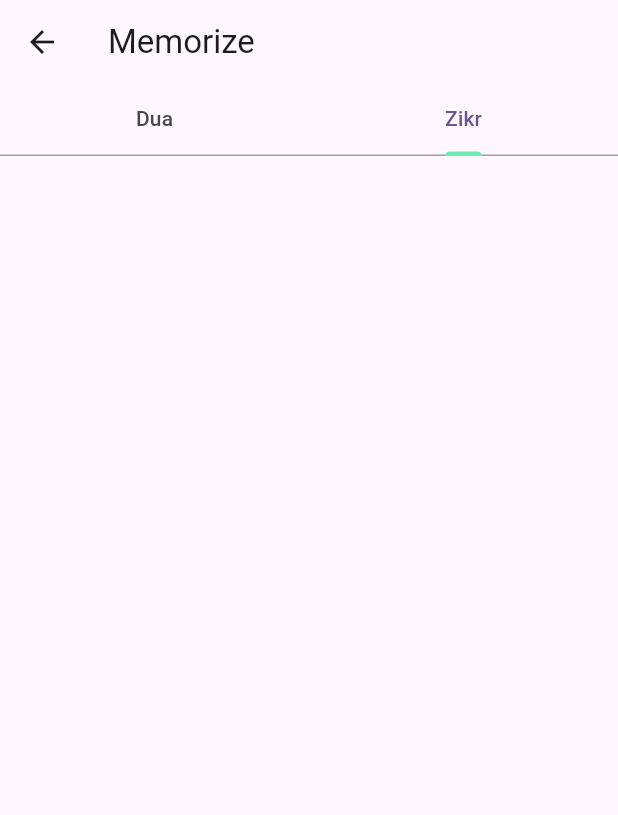
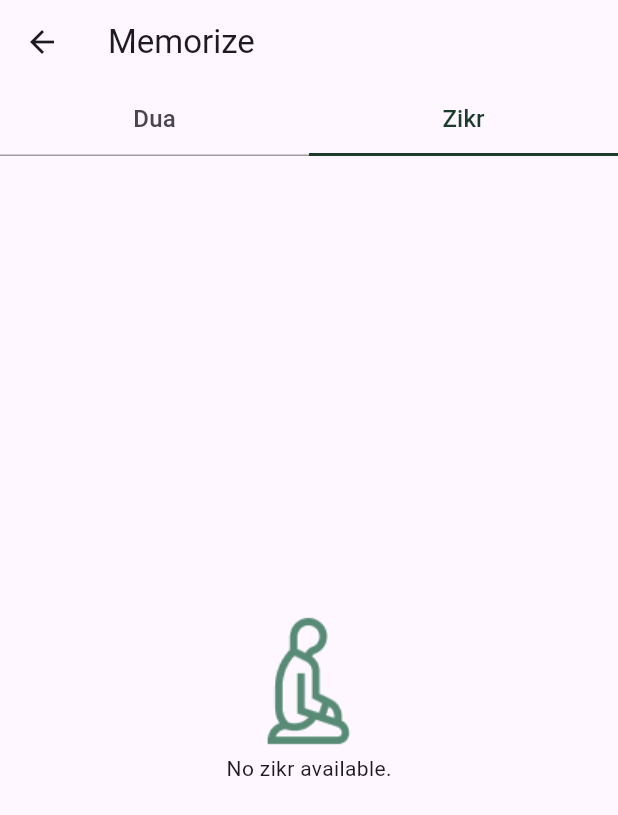
Before and after one commit to fwdAndroid/quranapp, a Flutter app: the MemoryPage screen opened directly, tab 2 chosen, on a phone screen of 412 x 824 dp. Shown: the top 815 px of the screen. Run offline on Flutter 3.47's test engine with Material 3 defaults, Android fonts, the phone set to English and light mode, and no system bars; our stand-ins replace cloud_firestore, firebase_auth, firebase_core, flutter_svg, geocoding, geolocator and 7 more; missing offline and left inert: flutter_qiblah; accounts and stored records are empty; network calls fail.

Commit message:
Memorized Done

```diff
--- a/lib/screens/main/pages/memory_page.dart
+++ b/lib/screens/main/pages/memory_page.dart
@@ -18,7 +18,11 @@ class _MemoryPageState extends State<MemoryPage> {
         appBar: AppBar(
           title: Text('Memorize'),
           bottom: TabBar(
-            indicatorColor: Colors.greenAccent,
+            indicatorAnimation: TabIndicatorAnimation.linear,
+            indicatorSize: TabBarIndicatorSize.tab,
+            labelStyle: TextStyle(fontSize: 16),
+            labelColor: Color(0xFF1D3B2A),
+            indicatorColor: Color(0xFF1D3B2A),
             dividerColor: Colors.grey,
             tabs: [
               Tab(text: 'Dua'),
--- a/lib/screens/tab_pages/zikr_tab.dart
+++ b/lib/screens/tab_pages/zikr_tab.dart
@@ -1,3 +1,4 @@
+import 'package:cloud_firestore/cloud_firestore.dart';
 import 'package:flutter/material.dart';
 
 class ZikrTab extends StatefulWidget {
@@ -8,8 +9,73 @@ class ZikrTab extends StatefulWidget {
 }
 
 class _ZikrTabState extends State<ZikrTab> {
+  QuerySnapshot? categorySnapshot;
+
   @override
   Widget build(BuildContext context) {
-    return const Scaffold();
+    return Scaffold(
+      body: StreamBuilder(
+        stream: FirebaseFirestore.instance.collection("zikr").snapshots(),
+        builder: (context, AsyncSnapshot<QuerySnapshot> snapshot) {
+          if (snapshot.hasError) {
+            return Center(child: Text('Error: ${snapshot.error}'));
+          }
+
+          if (!snapshot.hasData || snapshot.data!.docs.isEmpty) {
+            return Center(
+              child: Column(
+                mainAxisAlignment: MainAxisAlignment.center,
+                children: [
+                  Image.asset("assets/prayecolor.png"),
+                  Text('No zikr available.'),
+                ],
+              ),
+            );
+          }
+
+          var data = snapshot.data!.docs;
+          List<DocumentSnapshot> sortedData = List.from(data);
+          sortedData.sort((a, b) {
+            var aName = (a.data() as Map<String, dynamic>)['zikr'] ?? '';
+            var bName = (b.data() as Map<String, dynamic>)['zikr'] ?? '';
+            return aName.toString().toLowerCase().compareTo(
+              bName.toString().toLowerCase(),
+            );
+          });
+
+          categorySnapshot = snapshot.data;
+
+          return ListView.builder(
+            itemCount: sortedData.length,
+            itemBuilder: (context, index) {
+              var documentData =
+                  sortedData[index].data() as Map<String, dynamic>;
+
+              return Column(
+                children: [
+                  ListTile(
+                    title: Text(
+                      'Zikr Title: ${documentData['title']}',
+                      style: TextStyle(
+                        fontWeight: FontWeight.bold,
+                        fontSize: 16,
+                      ),
+                    ),
+                    subtitle: Text(
+                      documentData['zikr'],
+                      style: TextStyle(
+                        fontWeight: FontWeight.bold,
+                        fontSize: 16,
+                      ),
+                    ),
+                  ),
+                  Divider(),
+                ],
+              );
+            },
+          );
+        },
+      ),
+    );
   }
 }
```
Also changed, not shown: lib/screens/tab_pages/dua_tab.dart (+67 -1 lines).
